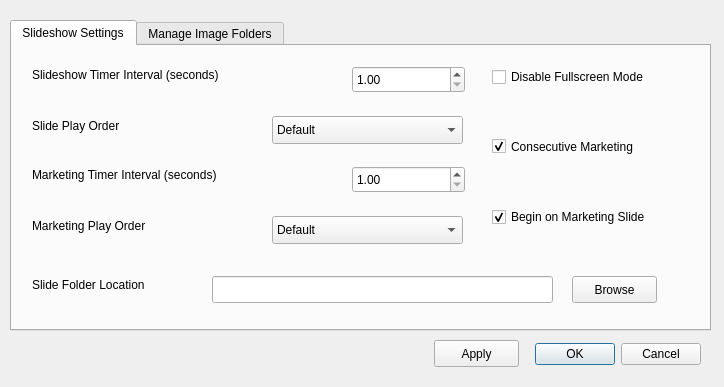
Above: src/settings_window_view.ui from benoid/SimpleSlideshow before the change. Below: the same form after it.
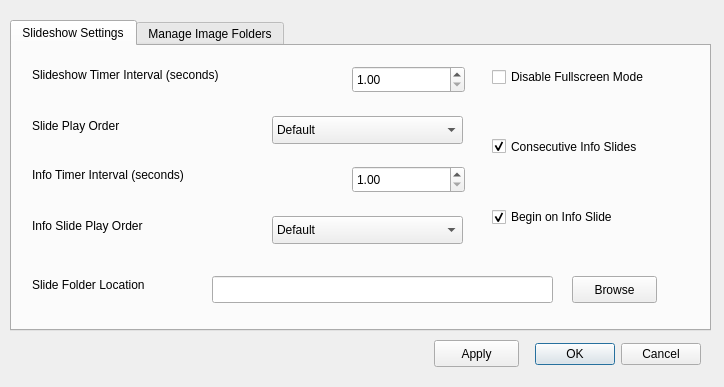
That is the form after the change.

Commit message: Changed gui labels from 'Marketing' to 'Info'

Diff of the .ui file:
```diff
--- a/src/settings_window_view.ui
+++ b/src/settings_window_view.ui
@@ -113,7 +113,7 @@
       </rect>
      </property>
      <property name="text">
-      <string>Marketing Timer Interval (seconds)</string>
+      <string>Info Timer Interval (seconds)</string>
      </property>
     </widget>
     <widget class="QLabel" name="label_4">
@@ -152,7 +152,7 @@
       </rect>
      </property>
      <property name="text">
-      <string>Begin on Marketing Slide</string>
+      <string>Begin on Info Slide</string>
      </property>
      <property name="checked">
       <bool>true</bool>
@@ -254,7 +254,7 @@
       </rect>
      </property>
      <property name="text">
-      <string>Marketing Play Order</string>
+      <string>Info Slide Play Order</string>
      </property>
     </widget>
     <widget class="QCheckBox" name="checkBox_6">
@@ -267,7 +267,7 @@
       </rect>
      </property>
      <property name="text">
-      <string>Consecutive Marketing </string>
+      <string>Consecutive Info Slides</string>
      </property>
      <property name="checked">
       <bool>true</bool>
```
Left out of the diff: 2 changed lines with no effect on the pictures.
